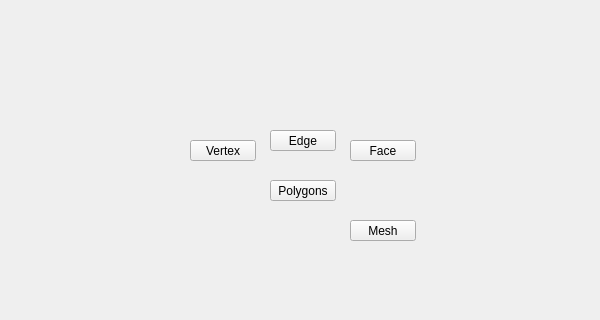
Old version of the form ui/polygons_submenu.ui in the repository m3trik/Scripts_portable; both pictures show x 0 to 600 and y 110 to 430 of the 600 by 600 pixel window.
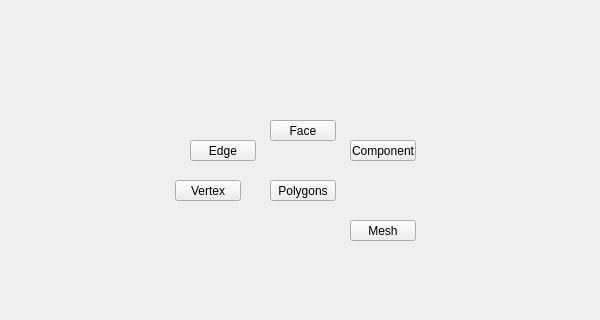
New version of the form.

What changed in the file:
```diff
--- a/ui/polygons_submenu.ui
+++ b/ui/polygons_submenu.ui
@@ -118,8 +118,8 @@
    <widget class="QPushButton" name="i000">
     <property name="geometry">
      <rect>
-      <x>190</x>
-      <y>250</y>
+      <x>175</x>
+      <y>290</y>
       <width>66</width>
       <height>21</height>
      </rect>
@@ -146,8 +146,8 @@
    <widget class="QPushButton" name="i002">
     <property name="geometry">
      <rect>
-      <x>270</x>
-      <y>240</y>
+      <x>190</x>
+      <y>250</y>
       <width>66</width>
       <height>21</height>
      </rect>
@@ -174,8 +174,8 @@
    <widget class="QPushButton" name="i003">
     <property name="geometry">
      <rect>
-      <x>350</x>
-      <y>250</y>
+      <x>270</x>
+      <y>230</y>
       <width>66</width>
       <height>21</height>
      </rect>
@@ -199,6 +199,34 @@
      <string>Face</string>
     </property>
    </widget>
+   <widget class="QPushButton" name="i011">
+    <property name="geometry">
+     <rect>
+      <x>350</x>
+      <y>250</y>
+      <width>66</width>
+      <height>21</height>
+     </rect>
+    </property>
+    <property name="minimumSize">
+     <size>
+      <width>0</width>
+      <height>21</height>
+     </size>
+    </property>
+    <property name="maximumSize">
+     <size>
+      <width>16777215</width>
+      <height>21</height>
+     </size>
+    </property>
+    <property name="whatsThis">
+     <string>polygons_component</string>
+    </property>
+    <property name="text">
+     <string>Component</string>
+    </property>
+   </widget>
   </widget>
  </widget>
  <resources/>
```
